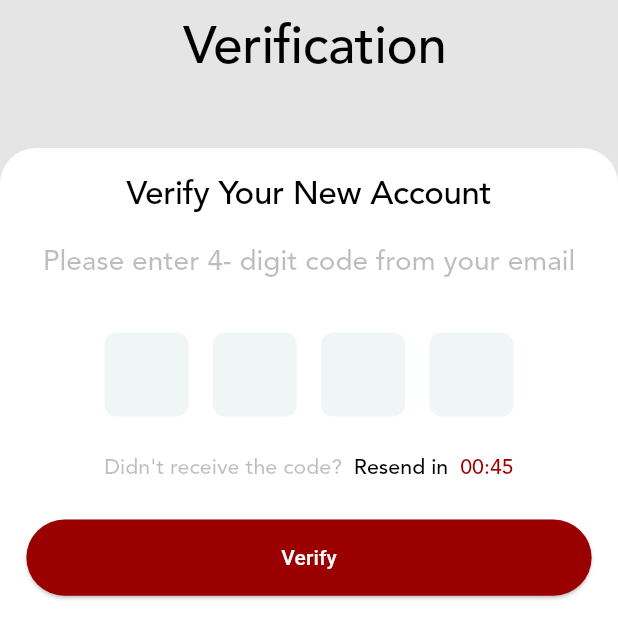
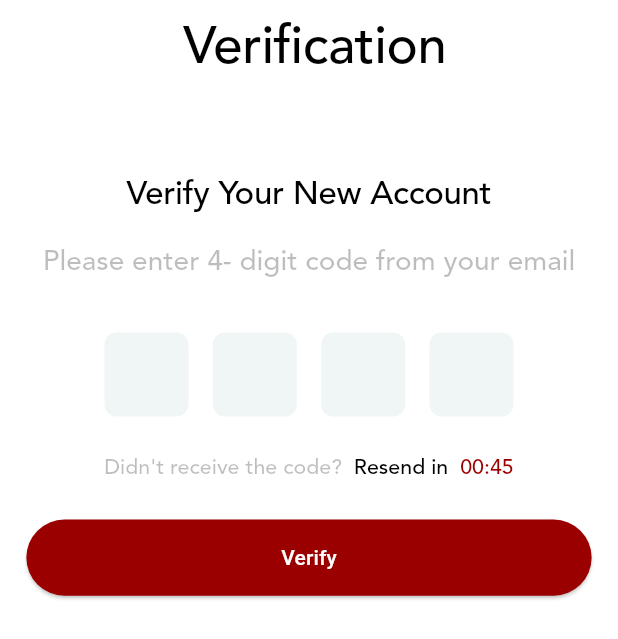
Before and after one commit to FrancisIje/imove, a Flutter app: the VerificationScreen screen opened directly, on a phone screen of 412 x 824 dp. Shown: the top 639 px of the screen. Run offline on Flutter 3.47's test engine with Material 3 defaults, Android fonts, the light colour scheme and no system bars; our stand-ins replace another_flutter_splash_screen, flex_color_scheme, flutter_screenutil, fluttertoast, gap.

Commit message:
fix(color)

```diff
--- a/lib/utiils/colors.dart
+++ b/lib/utiils/colors.dart
@@ -2,7 +2,7 @@ import 'package:flex_color_scheme/flex_color_scheme.dart';
 import 'package:flutter/material.dart';
 
 class AppColors {
-  static const backgroundColor = Color(0xFFE5E5E5);
+  static const backgroundColor = Colors.white;
   static const textFieldBackgroundColor = Color(0xFFF0F5F5);
   static const primaryColor = Color(0xFF9a0000);
   static FlexSchemeColor scheme = FlexSchemeColor.from(
```
